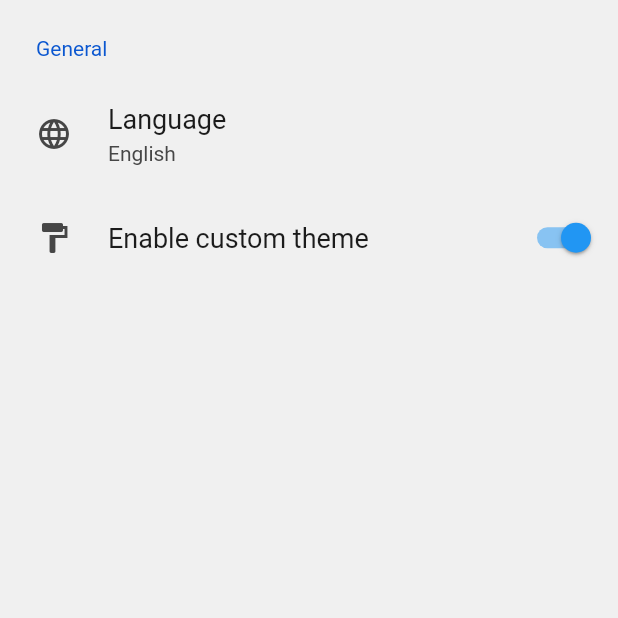
After one commit to TanGleed/Upaaya, a Flutter app: the SettingsPage screen opened directly, on a phone screen of 412 x 824 dp, the top half of it. The commit adds this screen. Run offline on Flutter 3.47's test engine with Material 2 defaults, Android fonts, the phone set to English and light mode, and no system bars; drawn by our look-alikes of settings_ui; our stand-ins replace animated_bottom_navigation_bar, firebase_core, firebase_messaging, flutter_hooks, flutter_svg, freezed_annotation and 3 more; missing offline and left inert: api_cache_manager; accounts and stored records are empty; network calls fail; project files that could hold a hidden picture were left out.

Commit message:
Settings package added

```diff
--- /dev/null
+++ b/client_app/lib/features/homepage/screens/settings_page.dart
@@ -0,0 +1,41 @@
+import 'package:client_app/constants/globalVariable.dart';
+import 'package:flutter/material.dart';
+import 'package:settings_ui/settings_ui.dart';
+
+class SettingsPage extends StatefulWidget {
+  const SettingsPage({super.key});
+
+  @override
+  State<SettingsPage> createState() => _SettingsPageState();
+}
+
+class _SettingsPageState extends State<SettingsPage> {
+  @override
+  Widget build(BuildContext context) {
+    return Scaffold(
+      backgroundColor: GlobalVariable.backgroundcolor,
+      body: SafeArea(
+        child: SettingsList(
+          sections: [
+            SettingsSection(
+              title: Text('General'),
+              tiles: <SettingsTile>[
+                SettingsTile.navigation(
+                  leading: Icon(Icons.language),
+                  title: Text('Language'),
+                  value: Text('English'),
+                ),
+                SettingsTile.switchTile(
+                  onToggle: (value) {},
+                  initialValue: true,
+                  leading: Icon(Icons.format_paint),
+                  title: Text('Enable custom theme'),
+                ),
+              ],
+            ),
+          ],
+        ),
+      ),
+    );
+  }
+}
--- a/client_app/lib/main.dart
+++ b/client_app/lib/main.dart
@@ -1,6 +1,7 @@
 import 'dart:convert';
 
 import 'package:client_app/features/auth/screens/auth.dart';
+import 'package:client_app/features/homepage/screens/dashboard.dart';
 import 'package:client_app/features/homepage/screens/hompage.dart';
 import 'package:client_app/router.dart';
 import 'package:firebase_core/firebase_core.dart';
@@ -22,7 +23,7 @@ void main() async {
   FirebaseMessaging.instance.getToken().then((value) {});
   bool result = await SharedPrefer.isLoggedIn();
   if (result) {
-    _defaultHome = HomePage();
+    _defaultHome = DashBoard();
   }
 //While the application is runnig in background
   FirebaseMessaging.onMessageOpenedApp.listen(
--- a/client_app/pubspec.yaml
+++ b/client_app/pubspec.yaml
@@ -50,7 +50,7 @@ dependencies:
   firebase_analytics: ^10.2.0
   shared_preferences: ^2.0.15
   api_cache_manager: ^1.0.2
-
+  settings_ui: ^2.0.2
 
 dev_dependencies:
   flutter_test:
```
Also changed, not shown: client_app/lib/features/homepage/screens/dashboard.dart (added, +72 -0 lines), client_app/lib/features/homepage/screens/hompage.dart (+8 -37 lines), client_app/pubspec.lock, 2 other files.
